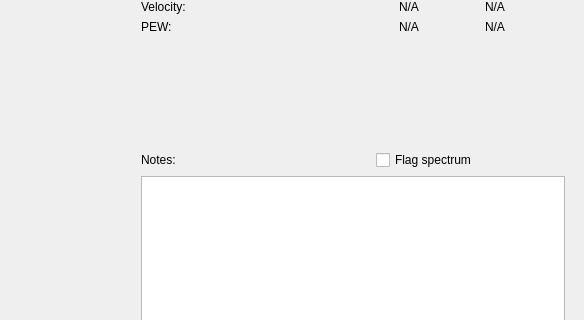
Above: spec_analysis/app/gui_layouts/mainwindow.ui from mwvgroup/SN-Spectral-Evolution before the change; both pictures show x 803 to 1387 and y 396 to 716 of the 1387 by 832 pixel window. Below: the same form after it.
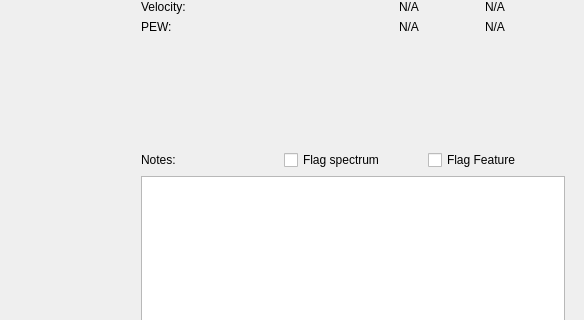
That is the form after the change. Custom widgets are drawn as their Qt base class.

Commit message: Adds checkboxes for flagging spectrum or feature seperately

```diff
--- a/spec_analysis/app/gui_layouts/mainwindow.ui
+++ b/spec_analysis/app/gui_layouts/mainwindow.ui
@@ -351,25 +351,16 @@
            </widget>
           </item>
           <item>
-           <spacer name="horizontal_pacer">
-            <property name="orientation">
-             <enum>Qt::Horizontal</enum>
+           <widget class="QCheckBox" name="flag_spectrum_checkbox">
+            <property name="text">
+             <string>Flag spectrum</string>
             </property>
-            <property name="sizeType">
-             <enum>QSizePolicy::Ignored</enum>
-            </property>
-            <property name="sizeHint" stdset="0">
-             <size>
-              <width>40</width>
-              <height>20</height>
-             </size>
-            </property>
-           </spacer>
+           </widget>
           </item>
           <item>
            <widget class="QCheckBox" name="flag_checkbox">
             <property name="text">
-             <string>Flag spectrum</string>
+             <string>Flag Feature</string>
             </property>
            </widget>
           </item>
```
Left out of the diff: 2 changed lines with no effect on the pictures. The commit also changes 1 other file.
